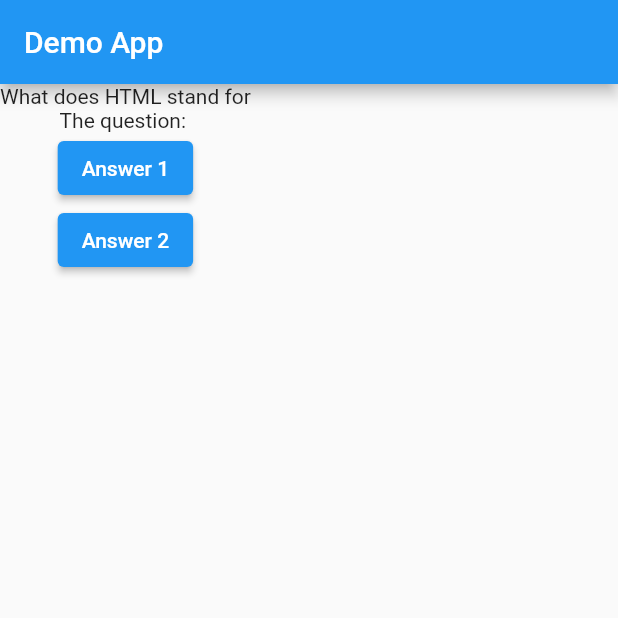
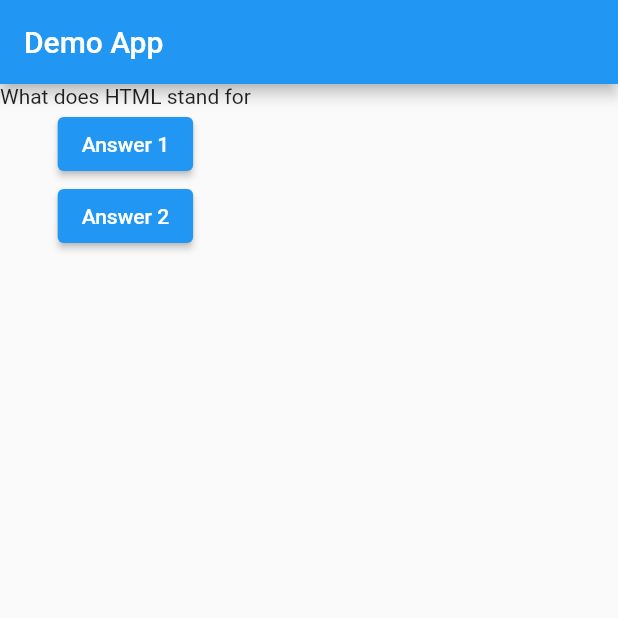
Before and after one commit to stha-nikhil/flutter-rnd, a Flutter app: the screen it shows after launch, on a phone screen of 412 x 824 dp, the top half of it. Run offline on Flutter 3.47's test engine with Material 2 defaults, Android fonts, the phone set to English and light mode, and no system bars; our stand-ins replace dio, easy_localization, flutter_form_builder, form_builder_validators, shared_preferences, sizer; accounts and stored records are empty.

Commit message:
FEAT: add custom widget for question text

```diff
--- a/lib/main.dart
+++ b/lib/main.dart
@@ -1,8 +1,5 @@
 import 'package:flutter/material.dart';
-
-// void main(){
-//   runApp(MyApp());
-// }
+import './question.dart';
 
 void main() => runApp(MyApp());
 
@@ -40,8 +37,9 @@ class _MyAppState extends State<MyApp> {
         ),
         body: Column(
           children: [
-            Text(questions[_questionIndex]),
-            Text('The question: '),
+            Question(
+                questions[_questionIndex]
+            ),
             ElevatedButton(
               onPressed: answer,
               child: Text('Answer 1'),
--- /dev/null
+++ b/lib/question.dart
@@ -0,0 +1,12 @@
+import 'package:flutter/material.dart';
+
+class Question extends StatelessWidget {
+  const Question(this.questionText,{super.key});
+
+  final String questionText;
+
+  @override
+  Widget build(BuildContext context) {
+    return Text(questionText);
+  }
+}
```
